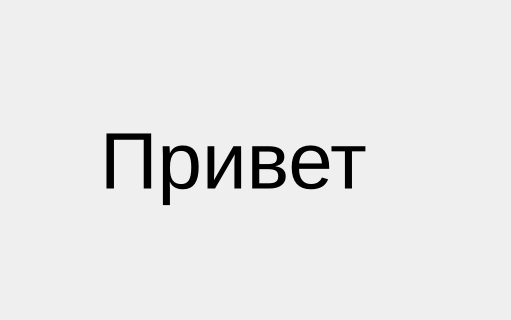
Before: the Qt Designer form mainwindow.ui in geroineee/ARM_QT, drawn with Qt 5; both pictures show x 140 to 651 and y 95 to 415 of the 800 by 600 pixel window.
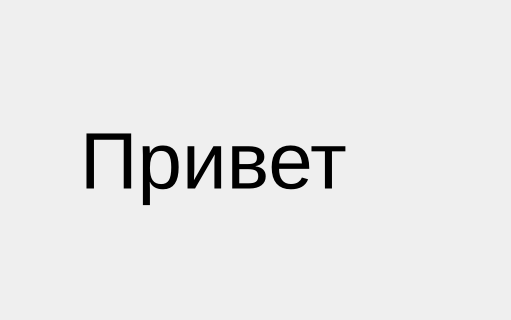
After: the same form once the commit is applied.

Commit message: фикс привета

```diff
--- a/mainwindow.ui
+++ b/mainwindow.ui
@@ -17,9 +17,9 @@
    <widget class="QLabel" name="label">
     <property name="geometry">
      <rect>
-      <x>240</x>
+      <x>220</x>
       <y>170</y>
-      <width>301</width>
+      <width>351</width>
       <height>171</height>
      </rect>
     </property>
```
Left out of the diff: 2 changed lines with no effect on the pictures.
